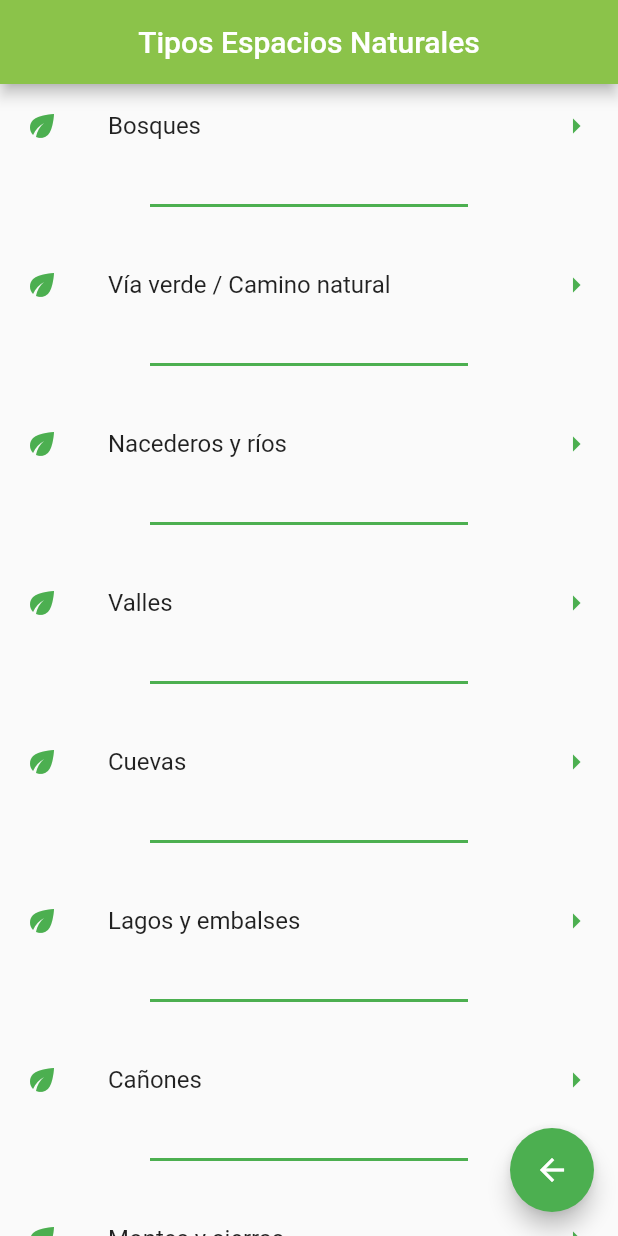
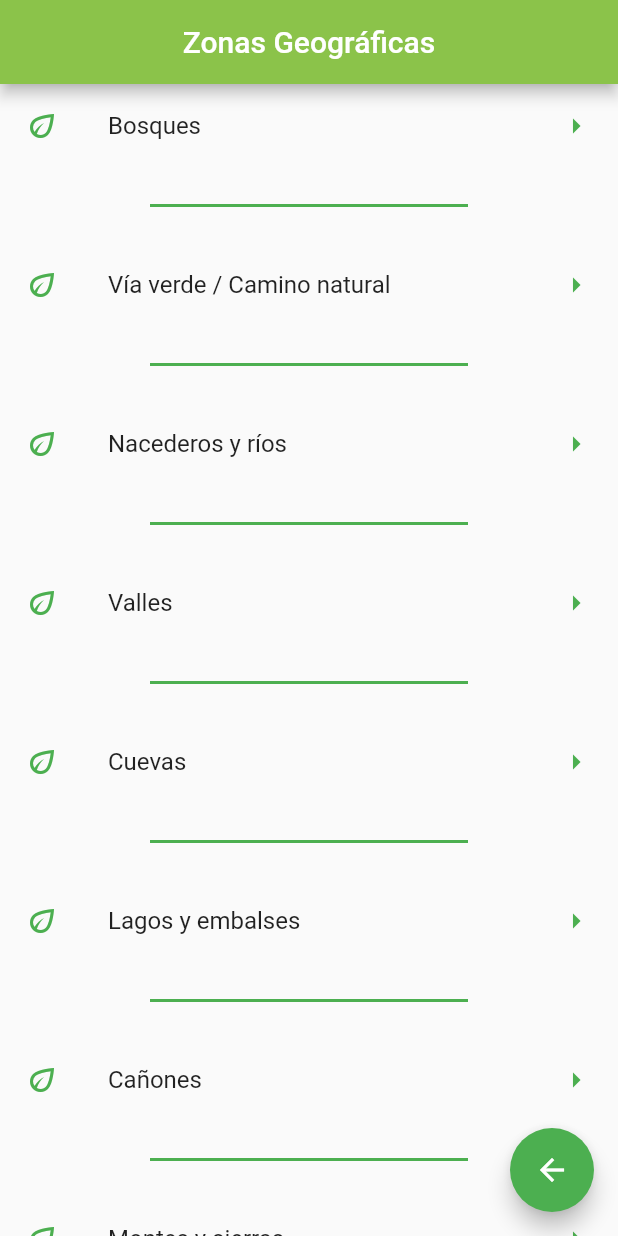
Before and after one commit to YumurDam2/espacios_naturales, a Flutter app: the screen it shows after launch, after a tap on "Pirineos", on a phone screen of 412 x 824 dp. Run offline on Flutter 3.47's test engine with Material 2 defaults, Android fonts, the phone set to English and light mode, and no system bars; our stand-ins replace get, splashscreen.

Commit message:
tipoEspacioSeleccionado

```diff
--- a/lib/screens/tipos_espacios_screens.dart
+++ b/lib/screens/tipos_espacios_screens.dart
@@ -9,10 +9,9 @@ class ListaTiposEspaciosNaturalesScreen extends StatelessWidget {
 
   @override
   Widget build(BuildContext context) {
-    args = Get.arguments;
     return Scaffold(
       appBar: AppBar(
-        title: Text("Tipos Espacios Naturales"),
+        title: Text("Zonas Geográficas"),
         centerTitle: true,
         backgroundColor: Colors.lightGreen,
       ),
@@ -33,13 +32,9 @@ class ListaTiposEspaciosNaturalesScreen extends StatelessWidget {
       future: menuProvider.cargarTipos(args['descripZona']),
       initialData: [],
       builder: (context, snapshot) {
-        if (snapshot.connectionState == ConnectionState.done) {
-          return ListView(
-            children: _listaZonas(context, snapshot.data),
-          );
-        } else {
-          return Center(child: CircularProgressIndicator());
-        }
+        return ListView(
+          children: _listaZonas(context, snapshot.data),
+        );
       },
     );
   }
@@ -50,7 +45,7 @@ class ListaTiposEspaciosNaturalesScreen extends StatelessWidget {
     data.forEach((element) {
       final w = ListTile(
         title: Text(element),
-        leading: new Icon(Icons.eco, color: Colors.green),
+        leading: new Icon(Icons.eco_outlined, color: Colors.green),
         trailing: Icon(
           Icons.arrow_right,
           color: Colors.green,
```
